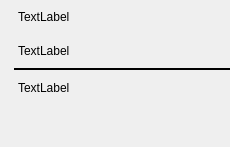
ZVDCM/Horace, file Teachers/Misc/Templates/context_menu.ui: the form before one commit.
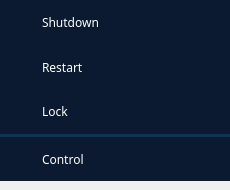
The form after the commit. Icons and pictures are not drawn.

The edit to the form file:
```diff
--- a/Teachers/Misc/Templates/context_menu.ui
+++ b/Teachers/Misc/Templates/context_menu.ui
@@ -7,19 +7,19 @@
     <x>0</x>
     <y>0</y>
     <width>230</width>
-    <height>147</height>
+    <height>190</height>
    </rect>
   </property>
   <property name="minimumSize">
    <size>
     <width>230</width>
-    <height>0</height>
+    <height>190</height>
    </size>
   </property>
   <property name="maximumSize">
    <size>
     <width>230</width>
-    <height>16777215</height>
+    <height>190</height>
    </size>
   </property>
   <layout class="QVBoxLayout" name="verticalLayout_2">
@@ -36,10 +36,18 @@
     <number>0</number>
    </property>
    <property name="bottomMargin">
-    <number>0</number>
+    <number>9</number>
    </property>
    <item>
     <widget class="QWidget" name="widget" native="true">
+     <property name="styleSheet">
+      <string notr="true">QWidget {
+	background: #0B1A30;
+	color: white; 
+	font-family: Barlow
+}
+</string>
+     </property>
      <layout class="QVBoxLayout" name="verticalLayout">
       <property name="spacing">
        <number>0</number>
@@ -53,36 +61,201 @@
       <property name="rightMargin">
        <number>0</number>
       </property>
+      <property name="bottomMargin">
+       <number>0</number>
+      </property>
       <item>
-       <widget class="QLabel" name="label">
-        <property name="styleSheet">
-         <string notr="true">margin: 10px 15px 10px;</string>
+       <layout class="QHBoxLayout" name="horizontalLayout">
+        <property name="spacing">
+         <number>10</number>
         </property>
-        <property name="text">
-         <string>TextLabel</string>
+        <property name="leftMargin">
+         <number>10</number>
         </property>
-       </widget>
+        <property name="topMargin">
+         <number>10</number>
+        </property>
+        <property name="rightMargin">
+         <number>10</number>
+        </property>
+        <property name="bottomMargin">
+         <number>10</number>
+        </property>
+        <item>
+         <widget class="QLabel" name="label_5">
+          <property name="minimumSize">
+           <size>
+            <width>22</width>
+            <height>22</height>
+           </size>
+          </property>
+          <property name="maximumSize">
+           <size>
+            <width>22</width>
+            <height>22</height>
+           </size>
+          </property>
+          <property name="text">
+           <string/>
+          </property>
+          <property name="pixmap">
+           <pixmap resource="C:/Users/moral/Desktop/Resources/Resources.qrc">:/icons/shutdown.png</pixmap>
+          </property>
+          <property name="scaledContents">
+           <bool>false</bool>
+          </property>
+          <property name="alignment">
+           <set>Qt::AlignCenter</set>
+          </property>
+         </widget>
+        </item>
+        <item>
+         <widget class="QLabel" name="label_6">
+          <property name="font">
+           <font>
+            <family>Barlow</family>
+            <pointsize>9</pointsize>
+           </font>
+          </property>
+          <property name="text">
+           <string>Shutdown</string>
+          </property>
+         </widget>
+        </item>
+       </layout>
       </item>
       <item>
-       <widget class="QLabel" name="label_2">
-        <property name="styleSheet">
-         <string notr="true">margin: 10px 15px 10px;</string>
+       <layout class="QHBoxLayout" name="horizontalLayout_3">
+        <property name="spacing">
+         <number>10</number>
         </property>
-        <property name="text">
-         <string>TextLabel</string>
+        <property name="leftMargin">
+         <number>10</number>
         </property>
+        <property name="topMargin">
+         <number>10</number>
+        </property>
+        <property name="rightMargin">
+         <number>10</number>
+        </property>
+        <property name="bottomMargin">
+         <number>10</number>
+        </property>
+        <item>
+         <widget class="QLabel" name="label_9">
+          <property name="minimumSize">
+           <size>
+            <width>22</width>
+            <height>22</height>
+           </size>
+          </property>
+          <property name="maximumSize">
+           <size>
+            <width>22</width>
+            <height>22</height>
+           </size>
+          </property>
+          <property name="text">
+           <string/>
+          </property>
+          <property name="pixmap">
+           <pixmap resource="C:/Users/moral/Desktop/Resources/Resources.qrc">:/icons/restart.png</pixmap>
+          </property>
+          <property name="scaledContents">
+           <bool>false</bool>
+          </property>
+          <property name="alignment">
+           <set>Qt::AlignCenter</set>
+          </property>
+         </widget>
+        </item>
+        <item>
+         <widget class="QLabel" name="label_10">
+          <property name="font">
+           <font>
+            <family>Barlow</family>
+            <pointsize>9</pointsize>
+           </font>
+          </property>
+          <property name="text">
+           <string>Restart</string>
+          </property>
+         </widget>
+        </item>
+       </layout>
+      </item>
+      <item>
+       <widget class="QWidget" name="widget_2" native="true">
+        <layout class="QHBoxLayout" name="horizontalLayout_2">
+         <property name="spacing">
+          <number>10</number>
+         </property>
+         <property name="leftMargin">
+          <number>10</number>
+         </property>
+         <property name="topMargin">
+          <number>10</number>
+         </property>
+         <property name="rightMargin">
+          <number>10</number>
+         </property>
+         <property name="bottomMargin">
+          <number>10</number>
+         </property>
+         <item>
+          <widget class="QLabel" name="label_7">
+           <property name="minimumSize">
+            <size>
+             <width>22</width>
+             <height>22</height>
+            </size>
+           </property>
+           <property name="maximumSize">
+            <size>
+             <width>22</width>
+             <height>22</height>
+            </size>
+           </property>
+           <property name="text">
+            <string/>
+           </property>
+           <property name="pixmap">
+            <pixmap resource="C:/Users/moral/Desktop/Resources/Resources.qrc">:/icons/lock.png</pixmap>
+           </property>
+           <property name="scaledContents">
+            <bool>false</bool>
+           </property>
+           <property name="alignment">
+            <set>Qt::AlignCenter</set>
+           </property>
+          </widget>
+         </item>
+         <item>
+          <widget class="QLabel" name="label_8">
+           <property name="font">
+            <font>
+             <family>Barlow</family>
+             <pointsize>9</pointsize>
+            </font>
+           </property>
+           <property name="text">
+            <string>Lock</string>
+           </property>
+          </widget>
+         </item>
+        </layout>
        </widget>
       </item>
       <item>
        <widget class="Line" name="line">
         <property name="styleSheet">
-         <string notr="true">margin-left: 15</string>
+         <string notr="true">color: #083654;</string>
         </property>
         <property name="frameShadow">
          <enum>QFrame::Plain</enum>
         </property>
         <property name="lineWidth">
-         <number>2</number>
+         <number>3</number>
         </property>
         <property name="orientation">
          <enum>Qt::Horizontal</enum>
@@ -90,28 +263,67 @@
        </widget>
       </item>
       <item>
-       <widget class="QLabel" name="label_3">
-        <property name="styleSheet">
-         <string notr="true">margin: 10px 15px 10px;</string>
-        </property>
-        <property name="text">
-         <string>TextLabel</string>
-        </property>
+       <widget class="QWidget" name="widget_4" native="true">
+        <layout class="QHBoxLayout" name="horizontalLayout_4">
+         <property name="spacing">
+          <number>10</number>
+         </property>
+         <property name="leftMargin">
+          <number>10</number>
+         </property>
+         <property name="topMargin">
+          <number>10</number>
+         </property>
+         <property name="rightMargin">
+          <number>10</number>
+         </property>
+         <property name="bottomMargin">
+          <number>10</number>
+         </property>
+         <item>
+          <widget class="QLabel" name="label_11">
+           <property name="minimumSize">
+            <size>
+             <width>22</width>
+             <height>22</height>
+            </size>
+           </property>
+           <property name="maximumSize">
+            <size>
+             <width>22</width>
+             <height>22</height>
+            </size>
+           </property>
+           <property name="text">
+            <string/>
+           </property>
+           <property name="pixmap">
+            <pixmap resource="C:/Users/moral/Desktop/Resources/Resources.qrc">:/icons/remote_desktop.png</pixmap>
+           </property>
+           <property name="scaledContents">
+            <bool>false</bool>
+           </property>
+           <property name="alignment">
+            <set>Qt::AlignCenter</set>
+           </property>
+          </widget>
+         </item>
+         <item>
+          <widget class="QLabel" name="label_12">
+           <property name="font">
+            <font>
+             <family>Barlow</family>
+             <pointsize>9</pointsize>
+            </font>
+           </property>
+           <property name="text">
+            <string>Control</string>
+           </property>
+          </widget>
+         </item>
+        </layout>
        </widget>
       </item>
-      <item>
-       <spacer name="verticalSpacer">
-        <property name="orientation">
-         <enum>Qt::Vertical</enum>
-        </property>
-        <property name="sizeHint" stdset="0">
-         <size>
-          <width>20</width>
-          <height>40</height>
-         </size>
-        </property>
-       </spacer>
-      </item>
      </layout>
     </widget>
    </item>
```
Left out of the diff: 4 changed lines with no effect on the pictures.
